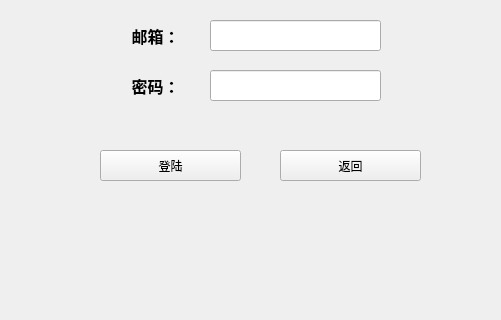
Old version of the form jiemianv3/loginwidget.ui in the repository ChenYeDev14/InfinitySword; both pictures show x 0 to 501 and y 180 to 500 of the 1024 by 768 pixel window.
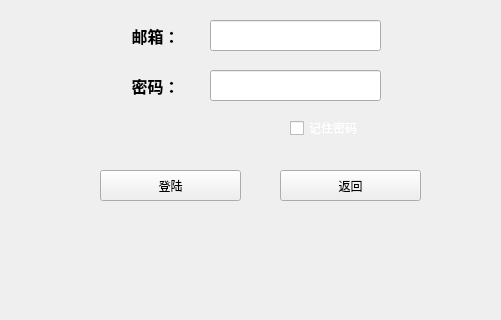
New version of the form.

Patch:
```diff
--- a/jiemianv3/loginwidget.ui
+++ b/jiemianv3/loginwidget.ui
@@ -77,7 +77,7 @@
    <property name="geometry">
     <rect>
      <x>100</x>
-     <y>330</y>
+     <y>350</y>
      <width>141</width>
      <height>31</height>
     </rect>
@@ -90,7 +90,7 @@
    <property name="geometry">
     <rect>
      <x>280</x>
-     <y>330</y>
+     <y>350</y>
      <width>141</width>
      <height>31</height>
     </rect>
@@ -128,6 +128,56 @@
     <set>Qt::AlignLeading|Qt::AlignLeft|Qt::AlignVCenter</set>
    </property>
   </widget>
+  <widget class="QCheckBox" name="checkBox_remember">
+   <property name="geometry">
+    <rect>
+     <x>290</x>
+     <y>300</y>
+     <width>91</width>
+     <height>16</height>
+    </rect>
+   </property>
+   <property name="palette">
+    <palette>
+     <active>
+      <colorrole role="WindowText">
+       <brush brushstyle="SolidPattern">
+        <color alpha="255">
+         <red>255</red>
+         <green>255</green>
+         <blue>255</blue>
+        </color>
+       </brush>
+      </colorrole>
+     </active>
+     <inactive>
+      <colorrole role="WindowText">
+       <brush brushstyle="SolidPattern">
+        <color alpha="255">
+         <red>255</red>
+         <green>255</green>
+         <blue>255</blue>
+        </color>
+       </brush>
+      </colorrole>
+     </inactive>
+     <disabled>
+      <colorrole role="WindowText">
+       <brush brushstyle="SolidPattern">
+        <color alpha="255">
+         <red>120</red>
+         <green>120</green>
+         <blue>120</blue>
+        </color>
+       </brush>
+      </colorrole>
+     </disabled>
+    </palette>
+   </property>
+   <property name="text">
+    <string>记住密码</string>
+   </property>
+  </widget>
  </widget>
  <layoutdefault spacing="6" margin="11"/>
  <resources/>
```
